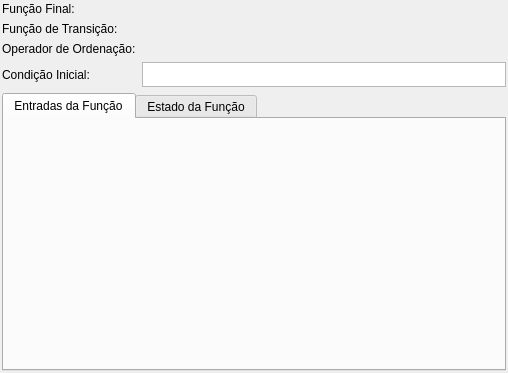
The window that libpgmodeler_ui/ui/funcaoagregacaowidget.ui (pgmodeler/pgmodeler) describes before a commit, drawn with Qt 5.
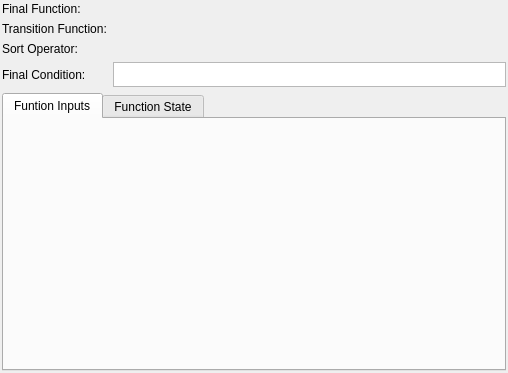
The same window after the commit.

The edit to the form file:
```diff
--- a/libpgmodeler_ui/ui/funcaoagregacaowidget.ui
+++ b/libpgmodeler_ui/ui/funcaoagregacaowidget.ui
@@ -29,28 +29,28 @@
    <item row="0" column="0">
     <widget class="QLabel" name="func_final_lbl">
      <property name="text">
-      <string>Função Final:</string>
+      <string>Final Function:</string>
      </property>
     </widget>
    </item>
    <item row="1" column="0">
     <widget class="QLabel" name="func_transicao_lbl">
      <property name="text">
-      <string>Função de Transição:</string>
+      <string>Transition Function:</string>
      </property>
     </widget>
    </item>
    <item row="2" column="0">
     <widget class="QLabel" name="op_ordenacao_lbl">
      <property name="text">
-      <string>Operador de Ordenação:</string>
+      <string>Sort Operator:</string>
      </property>
     </widget>
    </item>
    <item row="3" column="0">
     <widget class="QLabel" name="cond_inicial_lbl">
      <property name="text">
-      <string>Condição Inicial:</string>
+      <string>Final Condition:</string>
      </property>
     </widget>
    </item>
@@ -98,12 +98,12 @@
      </property>
      <widget class="QWidget" name="tab">
       <attribute name="title">
-       <string>Entradas da Função</string>
+       <string>Funtion Inputs</string>
       </attribute>
      </widget>
      <widget class="QWidget" name="tab_2">
       <attribute name="title">
-       <string>Estado da Função</string>
+       <string>Function State</string>
       </attribute>
      </widget>
     </widget>
```
